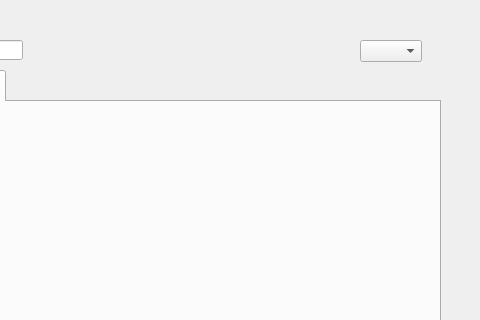
First picture: the form in WordLite/querywidget.ui, repository Staaaaaaaaar/WordHub, before the edit; both pictures show x 120 to 600 and y 0 to 320 of the 600 by 500 pixel window.
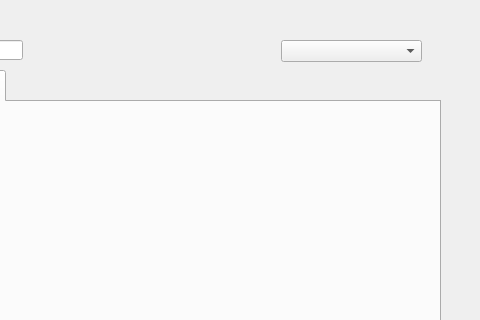
Second picture: the form after the edit.

```diff
--- a/WordLite/querywidget.ui
+++ b/WordLite/querywidget.ui
@@ -84,9 +84,9 @@
   <widget class="QComboBox" name="comboBox">
    <property name="geometry">
     <rect>
-     <x>480</x>
+     <x>401</x>
      <y>40</y>
-     <width>62</width>
+     <width>141</width>
      <height>22</height>
     </rect>
    </property>
```
